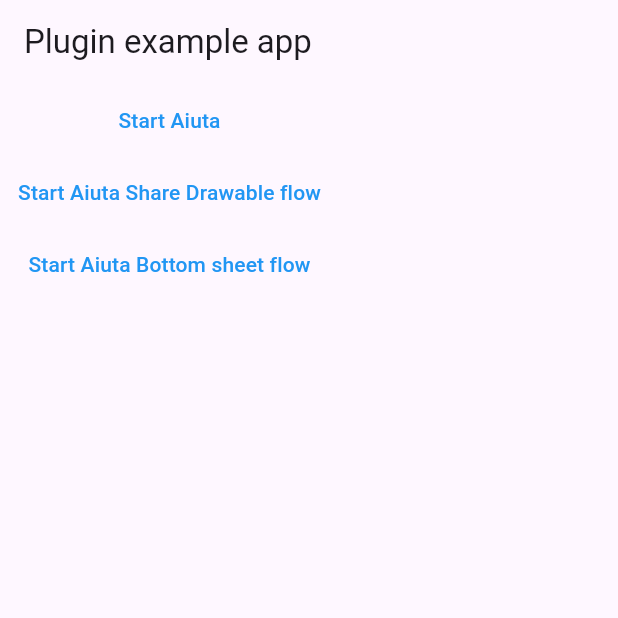
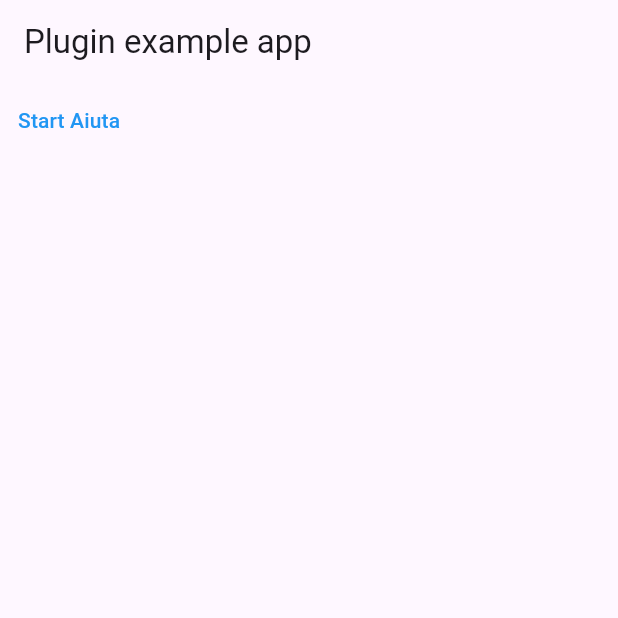
Before and after one commit to aiuta-com/flutter-sdk, a Flutter app: the screen it shows after launch, on a phone screen of 412 x 824 dp, the top half of it. Run offline on Flutter 3.47's test engine with Material 3 defaults, Android fonts, the phone set to English and light mode, and no system bars; our stand-ins replace plugin_platform_interface; missing offline and left inert: dart:ffi.

```diff
--- a/example/lib/main.dart
+++ b/example/lib/main.dart
@@ -98,9 +98,7 @@ class _MyAppState extends State<MyApp> {
         appBar: AppBar(
           title: const Text('Plugin example app'),
         ),
-          body: Column(
-            children: [
-              TextButton(
+        body: TextButton(
           style: ButtonStyle(
             foregroundColor: WidgetStateProperty.all<Color>(Colors.blue),
           ),
@@ -121,26 +119,7 @@ class _MyAppState extends State<MyApp> {
           },
           child: Text('Start Aiuta'),
         ),
-              TextButton(
-                style: ButtonStyle(
-                  foregroundColor: WidgetStateProperty.all<Color>(Colors.blue),
       ),
-                onPressed: () {
-                  _aiuta.startAiutaShareAssetFlow();
-                },
-                child: Text('Start Aiuta Share Drawable flow'),
-              ),
-              TextButton(
-                style: ButtonStyle(
-                  foregroundColor: WidgetStateProperty.all<Color>(Colors.blue),
-                ),
-                onPressed: () {
-                  _aiuta.startAiutaBottomSheetFlow();
-                },
-                child: Text('Start Aiuta Bottom sheet flow'),
-              ),
-            ],
-          )),
     );
   }
 }
```
Also changed, not shown: lib/fashionsdk.dart (+0 -8 lines), lib/platform/fashionsdk_method_channel.dart (+0 -10 lines), lib/platform/fashionsdk_platform_interface.dart (+0 -10 lines). Lines whose indentation alone changed are shown as unchanged.
